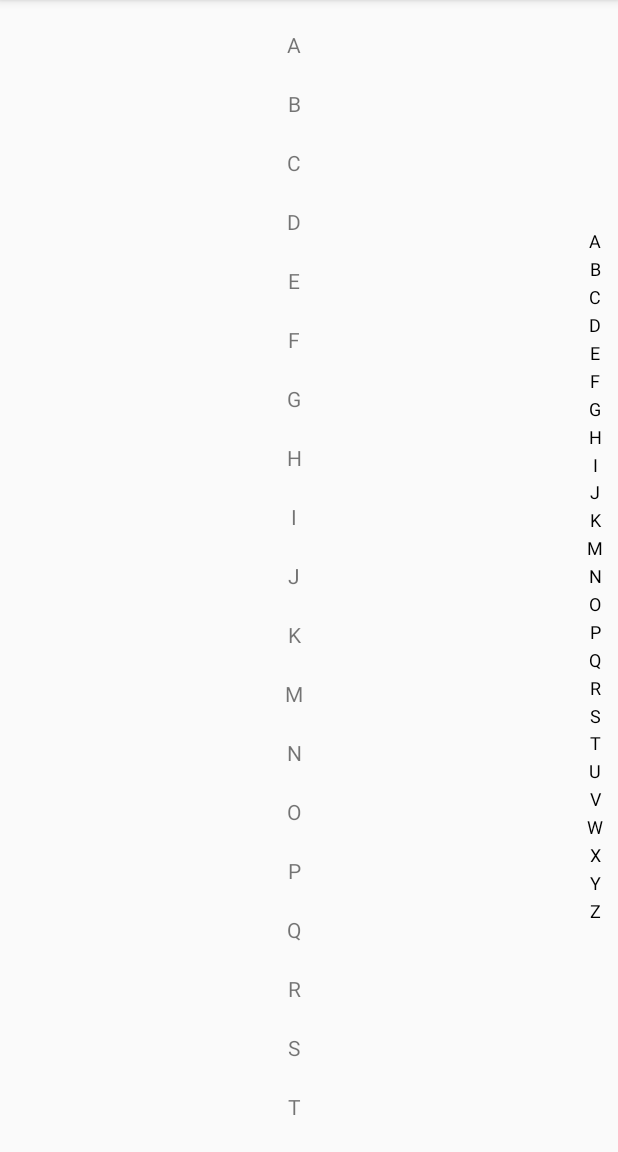
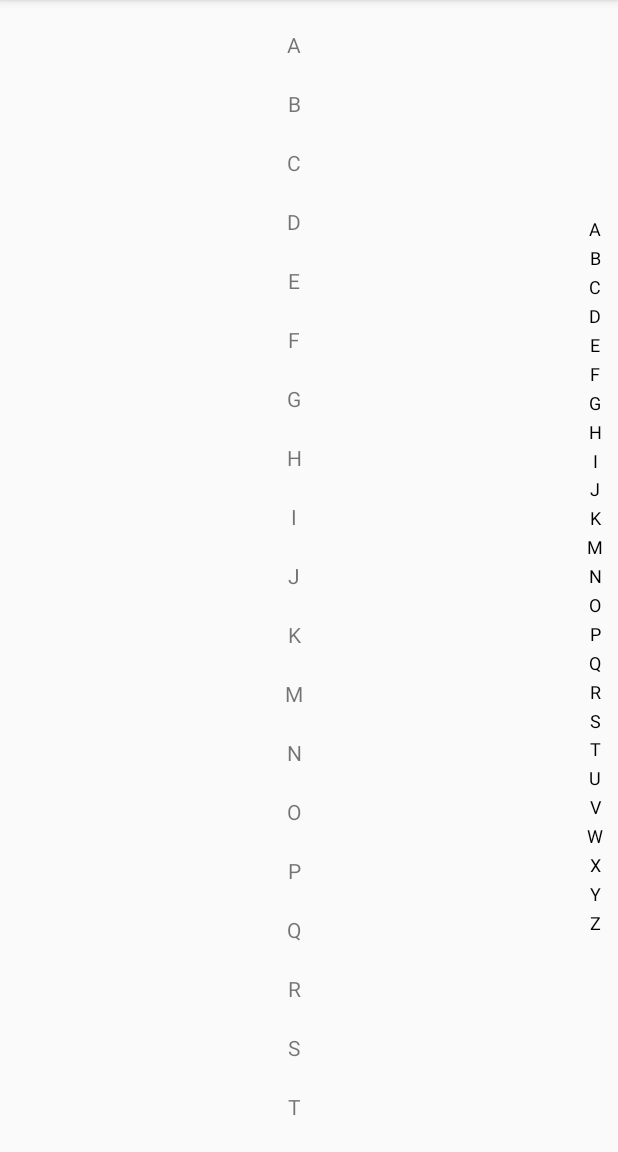
Before and after one commit to Xdomino/IndexableRecyclerview, an Android app: the screen it shows after launch (MainActivity), on a phone screen of 412 x 824 dp, the part 84-1236 px from its top. Run offline under Robolectric (Android 15) with nearby library versions, the phone set to English and light mode, and no system bars.

Commit message:
更新文档

```diff
--- a/indexablerecyclerview/src/main/java/elvis/view/indexablerecyclerview/IndexScroller.java
+++ b/indexablerecyclerview/src/main/java/elvis/view/indexablerecyclerview/IndexScroller.java
@@ -40,8 +40,8 @@ public class IndexScroller extends RecyclerView.AdapterDataObserver {
         mScaledDensity = context.getResources().getDisplayMetrics().scaledDensity;
         TypedArray ta = context.obtainStyledAttributes(attrs, R.styleable.IndexableRecyclerView);
         int textColor = ta.getColor(R.styleable.IndexableRecyclerView_textColor, Color.BLACK);
-        mPadding = ta.getDimensionPixelSize(R.styleable.IndexableRecyclerView_padding, (int) (10 * mDensity));
-        mGap = ta.getDimensionPixelSize(R.styleable.IndexableRecyclerView_padding, (int) (3 * mDensity));
+        mPadding = ta.getDimensionPixelSize(R.styleable.IndexableRecyclerView_padding, (int) (10 * mDensity + 0.5));
+        mGap = ta.getDimensionPixelSize(R.styleable.IndexableRecyclerView_padding, (int) (3 * mDensity + 0.5));
         int defTextSize = (int) TypedValue.applyDimension(TypedValue.COMPLEX_UNIT_SP,
                 12f, context.getResources().getDisplayMetrics());
         int textSize = ta.getDimensionPixelSize(R.styleable.IndexableRecyclerView_textSize, defTextSize);
```
Also changed, not shown: 1 other file.
